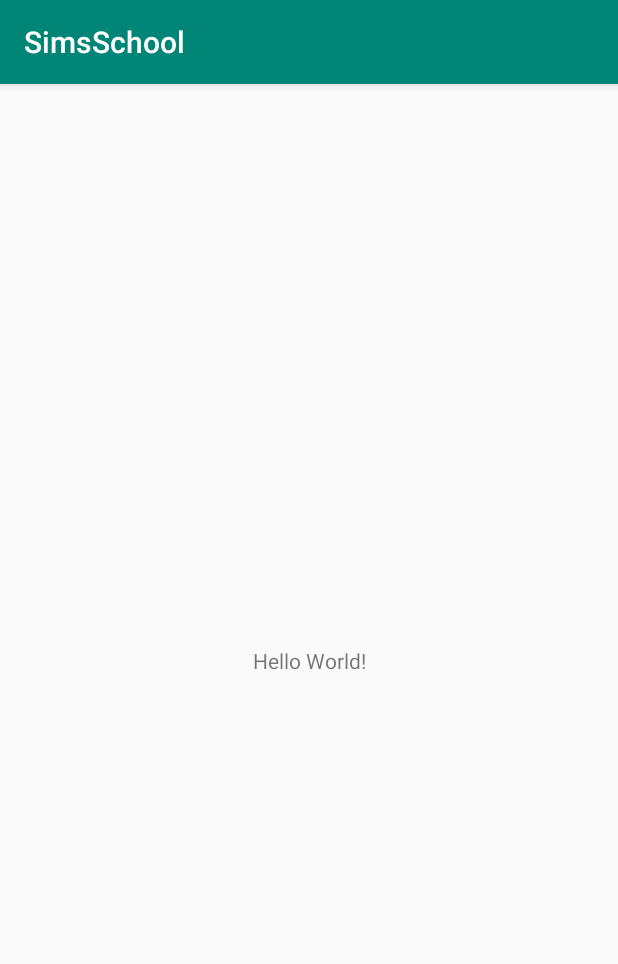
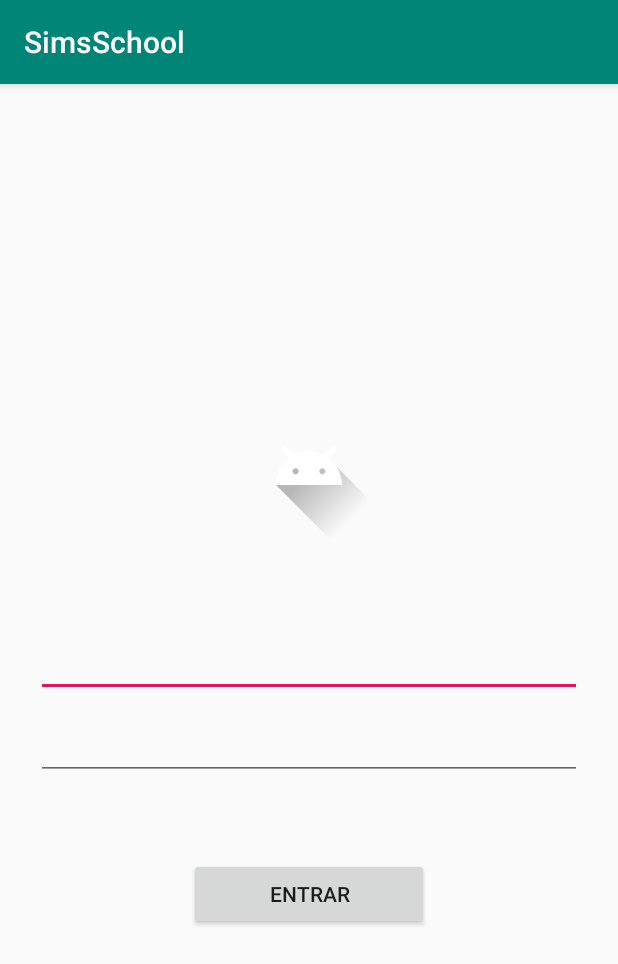
Before and after one commit to joaohd98/android-sims-school, an Android app: the screen it shows after launch (MainActivity before the commit, GuestActivity after it), on a phone screen of 412 x 824 dp. Shown: the top 964 px of the screen. Run offline under Robolectric (Android 15) with nearby library versions, the phone set to English and light mode, and no system bars.

Commit message:
Add simple screen example

```diff
--- a/app/build.gradle
+++ b/app/build.gradle
@@ -29,6 +29,7 @@ dependencies {
     implementation 'androidx.appcompat:appcompat:1.0.2'
     implementation 'androidx.core:core-ktx:1.0.2'
     implementation 'androidx.constraintlayout:constraintlayout:1.1.3'
+    implementation 'androidx.legacy:legacy-support-v4:1.0.0'
     testImplementation 'junit:junit:4.12'
     androidTestImplementation 'androidx.test.ext:junit:1.1.0'
     androidTestImplementation 'androidx.test.espresso:espresso-core:3.1.1'
--- a/app/src/main/AndroidManifest.xml
+++ b/app/src/main/AndroidManifest.xml
@@ -12,10 +12,9 @@
         android:roundIcon="@mipmap/ic_launcher_round"
         android:supportsRtl="true"
         android:theme="@style/AppTheme">
-        <activity android:name=".MainActivity">
+        <activity android:name="activities.GuestActivity">
             <intent-filter>
                 <action android:name="android.intent.action.MAIN" />
-
                 <category android:name="android.intent.category.LAUNCHER" />
             </intent-filter>
         </activity>
--- a/app/src/main/java/com/joao/simsschool/MainActivity.kt
+++ b/app/src/main/java/activities/GuestActivity.kt
@@ -1,12 +1,13 @@
-package com.joao.simsschool
+package activities
 
 import androidx.appcompat.app.AppCompatActivity
 import android.os.Bundle
+import com.joao.simsschool.R
 
-class MainActivity : AppCompatActivity() {
+class GuestActivity : AppCompatActivity() {
 
     override fun onCreate(savedInstanceState: Bundle?) {
         super.onCreate(savedInstanceState)
-        setContentView(R.layout.activity_main)
+        setContentView(R.layout.activity_guest)
     }
 }
--- /dev/null
+++ b/app/src/main/java/fragments/LoginFragment.kt
@@ -0,0 +1,21 @@
+package fragments
+
+import android.os.Bundle
+import androidx.fragment.app.Fragment
+import android.view.LayoutInflater
+import android.view.View
+import android.view.ViewGroup
+import com.joao.simsschool.R
+
+class LoginFragment : Fragment() {
+
+    override fun onCreateView(
+        inflater: LayoutInflater,
+        container: ViewGroup?,
+        savedInstanceState: Bundle?
+    ): View? {
+        return inflater.inflate(R.layout.fragment_login, container, false)
+    }
+
+
+}
--- /dev/null
+++ b/app/src/main/res/layout/activity_guest.xml
@@ -0,0 +1,17 @@
+<?xml version="1.0" encoding="utf-8"?>
+<LinearLayout xmlns:android="http://schemas.android.com/apk/res/android"
+    xmlns:app="http://schemas.android.com/apk/res-auto"
+    xmlns:tools="http://schemas.android.com/tools"
+    android:layout_width="match_parent"
+    android:layout_height="match_parent"
+    tools:context="activities.GuestActivity"
+    android:baselineAligned="false">
+
+    <fragment
+        android:id="@+id/fragment"
+        android:name="fragments.LoginFragment"
+        android:layout_width="0dp"
+        android:layout_height="match_parent"
+        android:layout_weight="1"
+        tools:layout="@layout/fragment_login" />
+</LinearLayout>
--- a/app/src/main/res/layout/activity_main.xml
+++ /dev/null
@@ -1,18 +0,0 @@
-<?xml version="1.0" encoding="utf-8"?>
-<androidx.constraintlayout.widget.ConstraintLayout xmlns:android="http://schemas.android.com/apk/res/android"
-    xmlns:app="http://schemas.android.com/apk/res-auto"
-    xmlns:tools="http://schemas.android.com/tools"
-    android:layout_width="match_parent"
-    android:layout_height="match_parent"
-    tools:context=".MainActivity">
-
-    <TextView
-        android:layout_width="wrap_content"
-        android:layout_height="wrap_content"
-        android:text="Hello World!"
-        app:layout_constraintBottom_toBottomOf="parent"
-        app:layout_constraintLeft_toLeftOf="parent"
-        app:layout_constraintRight_toRightOf="parent"
-        app:layout_constraintTop_toTopOf="parent" />
-
-</androidx.constraintlayout.widget.ConstraintLayout>
--- /dev/null
+++ b/app/src/main/res/layout/fragment_login.xml
@@ -0,0 +1,43 @@
+<LinearLayout xmlns:android="http://schemas.android.com/apk/res/android"
+    xmlns:app="http://schemas.android.com/apk/res-auto"
+    xmlns:tools="http://schemas.android.com/tools"
+    android:layout_width="match_parent"
+    android:layout_height="match_parent"
+    android:orientation="vertical"
+    android:gravity="center"
+    android:padding="24dp"
+    tools:context="fragments.LoginFragment">
+
+    <ImageView
+        android:id="@+id/imageView"
+        android:layout_width="wrap_content"
+        android:layout_height="wrap_content"
+        android:layout_marginBottom="52dp"
+        android:contentDescription="@string/fragment_login_logo_description"
+        android:src="@drawable/ic_launcher_foreground"
+        tools:src="@tools:sample/avatars" />
+
+    <EditText
+        android:id="@+id/editTextTextEmailAddress"
+        android:layout_width="match_parent"
+        android:layout_height="wrap_content"
+        android:layout_marginBottom="10dp"
+        android:ems="10"
+        android:inputType="textEmailAddress"
+        android:autofillHints="Email" />
+
+    <EditText
+        android:id="@+id/editTextTextPassword"
+        android:layout_width="match_parent"
+        android:layout_height="wrap_content"
+        android:layout_marginBottom="52dp"
+        android:ems="10"
+        android:inputType="textPassword" />
+
+    <Button
+        android:id="@+id/button"
+        android:layout_width="wrap_content"
+        android:layout_height="wrap_content"
+        android:width="160dp"
+        android:text="Entrar" />
+</LinearLayout>
--- a/app/src/main/res/values/strings.xml
+++ b/app/src/main/res/values/strings.xml
@@ -1,3 +1,7 @@
 <resources>
     <string name="app_name">SimsSchool</string>
+
+    <string name="fragment_login_logo_description">Logo</string>
+    <string name="hello_blank_fragment">Hello blank fragment</string>
+
 </resources>
```
Also changed, not shown: 2 other files.
